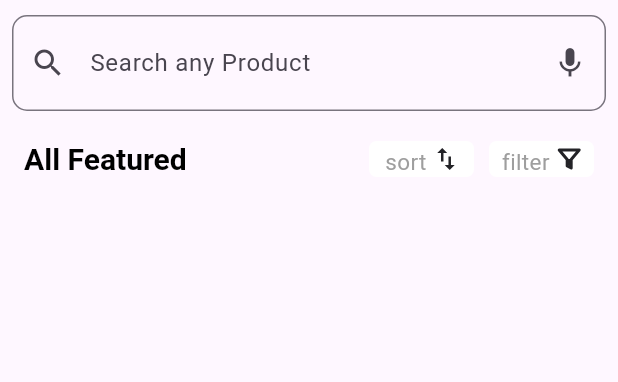
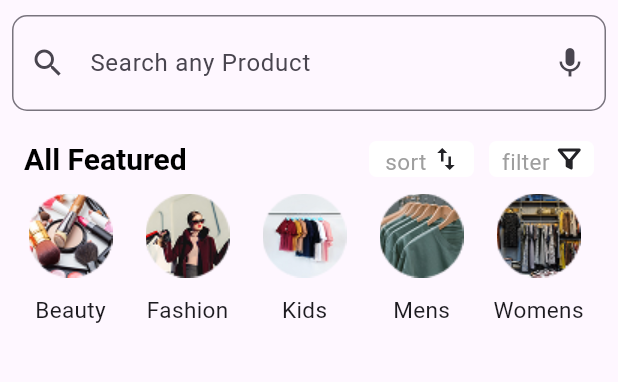
Before and after one commit to MohamedElnaggar0/stylish_app, a Flutter app: the HomeView screen opened by its route, on a phone screen of 412 x 824 dp, the part 132-514 px from its top. Run offline on Flutter 3.47's test engine with Material 3 defaults, Android fonts, the phone set to English and light mode, and no system bars; our stand-ins replace flutter_svg, go_router.

Commit message:
create categoy item and category list

```diff
--- a/lib/core/utils/assets.dart
+++ b/lib/core/utils/assets.dart
@@ -9,7 +9,11 @@ class AssetsData {
   static const menu = 'assets/images/menu.svg';
   static const arrows = 'assets/images/up_down_arrow.svg';
   static const filter = 'assets/images/filter.svg';
-
+  static const beauty = 'assets/images/beauty.png';
+  static const fashion = 'assets/images/fashion.png';
+  static const kids = 'assets/images/kids.png';
+  static const mens = 'assets/images/mens.png';
+  static const womens = 'assets/images/womens.png';
   static final List<String> loginImages = [
     'assets/images/google.svg',
     'assets/images/apple.svg',
--- /dev/null
+++ b/lib/core/utils/category_content.dart
@@ -0,0 +1,29 @@
+import 'package:stylish_app/core/utils/assets.dart';
+
+class CategoryContent {
+  final String image, title;
+  CategoryContent({required this.image, required this.title});
+
+  static List<CategoryContent> categoryContent = [
+    CategoryContent(
+      image: AssetsData.beauty,
+      title: 'Beauty',
+    ),
+    CategoryContent(
+      image: AssetsData.fashion,
+      title: 'Fashion',
+    ),
+    CategoryContent(
+      image: AssetsData.kids,
+      title: 'Kids',
+    ),
+    CategoryContent(
+      image: AssetsData.mens,
+      title: 'Mens',
+    ),
+    CategoryContent(
+      image: AssetsData.womens,
+      title: 'Womens',
+    ),
+  ];
+}
--- /dev/null
+++ b/lib/features/home/presentation/views/widgets/category_item.dart
@@ -0,0 +1,27 @@
+import 'package:flutter/material.dart';
+
+class CategoryItem extends StatelessWidget {
+  const CategoryItem({super.key, required this.image, required this.text});
+  final String image;
+  final String text;
+  @override
+  Widget build(BuildContext context) {
+    return Column(
+      children: [
+        CircleAvatar(
+          radius: 39,
+          backgroundColor: Theme.of(context).scaffoldBackgroundColor,
+          child: Center(
+            child: Image.asset(
+              image,
+            ),
+          ),
+        ),
+        Text(
+          text,
+          style: TextStyle(fontSize: 15),
+        )
+      ],
+    );
+  }
+}
--- /dev/null
+++ b/lib/features/home/presentation/views/widgets/category_list_view.dart
@@ -0,0 +1,24 @@
+import 'package:flutter/material.dart';
+import 'package:stylish_app/core/utils/category_content.dart';
+import 'package:stylish_app/features/home/presentation/views/widgets/category_item.dart';
+
+class CategoryListView extends StatelessWidget {
+  const CategoryListView({super.key, required this.categories});
+  final List<CategoryContent> categories;
+  @override
+  Widget build(BuildContext context) {
+    return SizedBox(
+      height: 100,
+      child: ListView.builder(
+        scrollDirection: Axis.horizontal,
+        itemCount: categories.length,
+        itemBuilder: (BuildContext context, int index) {
+          return CategoryItem(
+            image: categories[index].image,
+            text: categories[index].title,
+          );
+        },
+      ),
+    );
+  }
+}
--- a/lib/features/home/presentation/views/widgets/home_view_body.dart
+++ b/lib/features/home/presentation/views/widgets/home_view_body.dart
@@ -1,7 +1,10 @@
 import 'package:flutter/material.dart';
+
+import 'package:stylish_app/core/utils/category_content.dart';
 import 'package:stylish_app/core/widgets/custom_appbar.dart';
 import 'package:stylish_app/core/widgets/custom_text_feild.dart';
 import 'package:stylish_app/core/widgets/sort_and_filter.dart';
+import 'package:stylish_app/features/home/presentation/views/widgets/category_list_view.dart';
 
 class HomeViewBody extends StatelessWidget {
   const HomeViewBody({super.key});
@@ -10,18 +13,21 @@ class HomeViewBody extends StatelessWidget {
   Widget build(BuildContext context) {
     return Padding(
       padding: const EdgeInsets.all(8.0),
-      child: const Column(
+      child: Column(
         children: [
-          SizedBox(height: 30),
-          CustomAppbar(),
-          CustomTextFeild(
+          const SizedBox(height: 30),
+          const CustomAppbar(),
+          const CustomTextFeild(
             hintText: 'Search any Product',
             prefixIcon: Icons.search,
             suffixIcon: Icons.mic,
           ),
-          SizedBox(height: 20),
-          SortAndFilter(
+          const SizedBox(height: 20),
+          const SortAndFilter(
             text: 'All Featured',
+          ),
+          CategoryListView(
+            categories: CategoryContent.categoryContent,
           ),
         ],
       ),
```
Also changed, not shown: assets/images/beauty.png (added), assets/images/fashion.png (added), assets/images/fashion.svg (added), assets/images/kids.png (added), assets/images/kids.svg (added), assets/images/mens.png (added), assets/images/mens.svg (added), assets/images/womens.png (added), assets/images/womens.svg (added), 1 other file.
